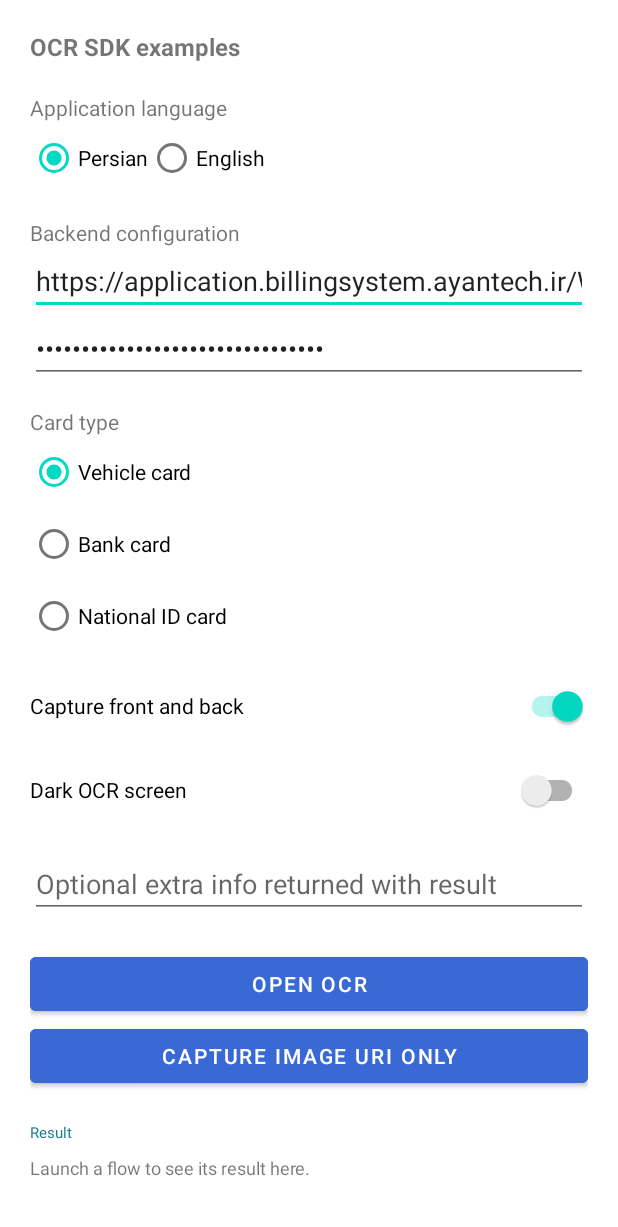
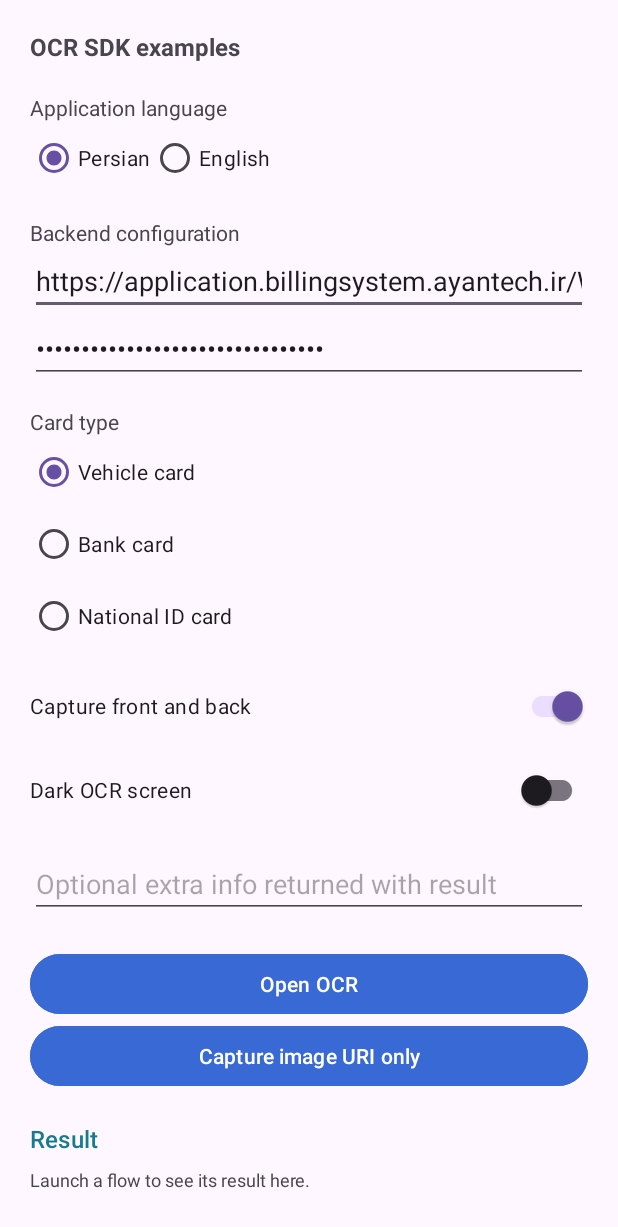
Before and after one commit to AyanTech/OCR-SDK, an Android app: the screen it shows after launch (MainActivity), on a phone screen of 412 x 824 dp. Shown: the top 1227 px of the screen. Run offline under Robolectric (Android 15) with nearby library versions, the phone set to English and light mode, and no system bars.

Commit message:
fix(styles): fix custom statusbar color and improve styles

```diff
--- a/app/src/main/AndroidManifest.xml
+++ b/app/src/main/AndroidManifest.xml
@@ -11,7 +11,7 @@
         android:roundIcon="@mipmap/ic_launcher_round"
         android:networkSecurityConfig="@xml/network_security_config"
         android:supportsRtl="true"
-        android:theme="@style/Theme.SDKOCR"
+        android:theme="@style/Theme.OcrSample"
         android:usesCleartextTraffic="true"
         tools:targetApi="31">
         <activity
--- a/app/src/main/res/values-night/themes.xml
+++ b/app/src/main/res/values-night/themes.xml
@@ -1,7 +1,7 @@
-<resources xmlns:tools="http://schemas.android.com/tools">
-    <!-- Base application theme. -->
+<resources>
+    <!-- Only the launcher theme differs at night. OCR customization is shared
+         through values/themes.xml and values/colors.xml. -->
     <style name="Base.Theme.SDKOCR" parent="Theme.Material3.DayNight.NoActionBar">
-        <!-- Customize your dark theme here. -->
-        <!-- <item name="colorPrimary">@color/my_dark_primary</item> -->
+        <item name="android:statusBarColor">@color/sample_app_status_bar</item>
     </style>
 </resources>
--- a/app/src/main/res/values/colors.xml
+++ b/app/src/main/res/values/colors.xml
@@ -1,7 +1,28 @@
 <?xml version="1.0" encoding="utf-8"?>
 <resources>
     <color name="black">#FF000000</color>
+
+    <!-- Edit these values to customize the OCR screen. No extra file is needed. -->
+    <!-- System bars: used by Theme.SDKOCR in themes.xml. -->
+    <color name="sample_ocr_status_bar">#331133</color>
+    <color name="sample_ocr_navigation_bar">@color/ocr_fragment_background</color>
+    <color name="sample_app_status_bar">#CDDC39</color>
+
+    <!-- Screen and camera header backgrounds. -->
+    <color name="ocr_fragment_background">#555555</color>
+    <color name="ocr_header_background">@color/ocr_fragment_background</color>
     <color name="ocr_ic_close_tint">#FFFFFFFF</color>
 
+    <!-- Buttons, camera frame, and instructions. -->
+    <color name="ocr_button_blue">#3869D4</color>
+    <color name="ocr_stroke_button_blue">#2B48EC</color>
+    <color name="ocr_text_button">#FFFFFF</color>
+    <color name="ocr_camera_fill_color">#2B48EC</color>
+    <color name="ocr_dash_color">#167B91</color>
+    <color name="ocr_text_hint">#FFFFFF</color>
 
+    <!-- Dialog surface and text. -->
+    <color name="ocr_dialog_color_background">#F2F2F2</color>
+    <color name="ocr_dialog_color_foreground">#424242</color>
+    <color name="sample_dialog_accent">#00ACC1</color>
 </resources>
--- a/app/src/main/res/values/ocr_sdk_customization.xml
+++ /dev/null
@@ -1,4 +0,0 @@
-<resources>
-    <color name="ocr_button_blue">#3869D4</color>
-    <color name="ocr_dash_color">#167B91</color>
-</resources>
--- a/app/src/main/res/values/styles.xml
+++ b/app/src/main/res/values/styles.xml
@@ -3,7 +3,7 @@
     <style name="OcrSdkDialogTheme" parent="Theme.MaterialComponents.Light.Dialog.Alert">
         <item name="shapeAppearanceOverlay">@style/OcrDialogRoundedShape</item>
         <item name="android:windowBackground">@android:color/transparent</item>
-        <item name="colorPrimary">#00ACC1</item>
+        <item name="colorPrimary">@color/sample_dialog_accent</item>
     </style>
 
     <style name="OcrDialogRoundedShape" parent="">
@@ -30,7 +30,7 @@
         <item name="fontFamily">@font/regular</item>
         <item name="android:fontFamily">@font/regular</item>
         <item name="android:textSize">@dimen/txt_regular</item>
-        <item name="android:textColor">@color/ocr_white</item>
+        <item name="android:textColor">@color/ocr_text_button</item>
     </style>
 
     <style name="ocr_stroked_button" parent="@android:style/Widget.Button">
--- a/app/src/main/res/values/themes.xml
+++ b/app/src/main/res/values/themes.xml
@@ -1,9 +1,17 @@
-<resources xmlns:tools="http://schemas.android.com/tools">
-    <!-- Base application theme. -->
+<resources>
+    <!-- Theme for the sample launcher screen. -->
     <style name="Base.Theme.SDKOCR" parent="Theme.Material3.DayNight.NoActionBar">
-        <!-- Customize your light theme here. -->
-        <!-- <item name="colorPrimary">@color/my_light_primary</item> -->
     </style>
 
-    <style name="Theme.SDKOCR" parent="Base.Theme.SDKOCR" />
+    <style name="Theme.OcrSample" parent="Base.Theme.SDKOCR" />
+
+    <!-- The SDK manifest selects this theme for OcrActivity.
+         Edit colors.xml to change colors; edit styles.xml for button shapes/text.
+         Icon brightness is selected automatically by the SDK. -->
+    <style name="Theme.SDKOCR" parent="Theme.BaseSDKOCR">
+        <item name="colorPrimary">@color/ocr_button_blue</item>
+        <item name="colorSecondary">@color/ocr_stroke_button_blue</item>
+        <item name="android:statusBarColor">@color/sample_ocr_status_bar</item>
+        <item name="android:navigationBarColor">@color/sample_ocr_navigation_bar</item>
+    </style>
 </resources>
--- a/ocr-sdk/src/main/res/values-night/themes.xml
+++ b/ocr-sdk/src/main/res/values-night/themes.xml
@@ -1,16 +1,12 @@
 <resources>
-    <!-- Base application theme. -->
-    <style name="Theme.SDKOCR" parent="Theme.MaterialComponents.DayNight.NoActionBar">
-        <!-- Primary brand color. -->
+    <style name="Theme.BaseSDKOCR" parent="Theme.MaterialComponents.DayNight.NoActionBar">
         <item name="colorPrimary">@color/purple_200</item>
         <item name="colorPrimaryVariant">@color/purple_700</item>
         <item name="colorOnPrimary">@color/black</item>
-        <!-- Secondary brand color. -->
         <item name="colorSecondary">@color/teal_200</item>
         <item name="colorSecondaryVariant">@color/teal_200</item>
         <item name="colorOnSecondary">@color/black</item>
-        <!-- Status bar color. -->
-        <item name="android:statusBarColor">?attr/colorPrimaryVariant</item>
-        <!-- Customize your theme here. -->
+        <item name="android:statusBarColor">@color/ocr_header_background</item>
+        <item name="android:navigationBarColor">@color/ocr_fragment_background</item>
     </style>
 </resources>
--- a/ocr-sdk/src/main/res/values-v35/themes.xml
+++ /dev/null
@@ -1,7 +0,0 @@
-<?xml version="1.0" encoding="utf-8"?>
-<resources>
-
-    <style name="Theme.SDKOCR" parent="Theme.BaseSDKOCR">
-        <item name="android:windowOptOutEdgeToEdgeEnforcement">true</item>
-    </style>
-</resources>
--- a/ocr-sdk/src/main/res/values/themes.xml
+++ b/ocr-sdk/src/main/res/values/themes.xml
@@ -10,7 +10,8 @@
         <item name="colorSecondaryVariant">@color/teal_700</item>
         <item name="colorOnSecondary">@color/black</item>
         <!-- Status bar color. -->
-        <item name="android:statusBarColor">?attr/colorPrimaryVariant</item>
+        <item name="android:statusBarColor">@color/ocr_header_background</item>
+        <item name="android:navigationBarColor">@color/ocr_fragment_background</item>
         <!-- Customize your theme here. -->
     </style>
 
```
Also changed, not shown: ocr-sdk/src/main/java/ir/ayantech/ocr_sdk/tools/OcrEdgeToEdgeHelper.kt (+14 -2 lines), 1 other file.
